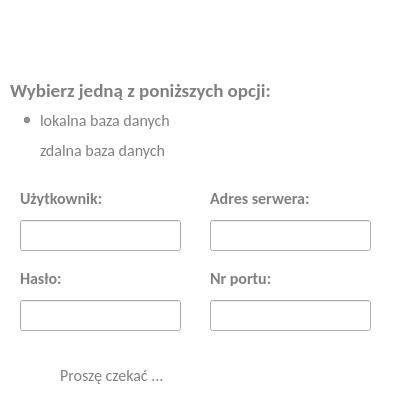
RStravinsky/CarReservation, file dbconfigdialog.ui: the form before one commit.
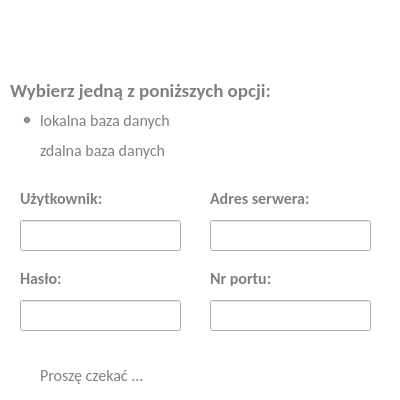
The form after the commit. Icons and pictures are not drawn.

```diff
--- a/dbconfigdialog.ui
+++ b/dbconfigdialog.ui
@@ -458,7 +458,7 @@
   <widget class="QLabel" name="lblWait">
    <property name="geometry">
     <rect>
-     <x>60</x>
+     <x>40</x>
      <y>360</y>
      <width>111</width>
      <height>31</height>
@@ -477,7 +477,7 @@
   <widget class="QLabel" name="lblLoad">
    <property name="geometry">
     <rect>
-     <x>20</x>
+     <x>0</x>
      <y>360</y>
      <width>47</width>
      <height>31</height>
```
Left out of the diff: 6 changed lines with no effect on the pictures.
